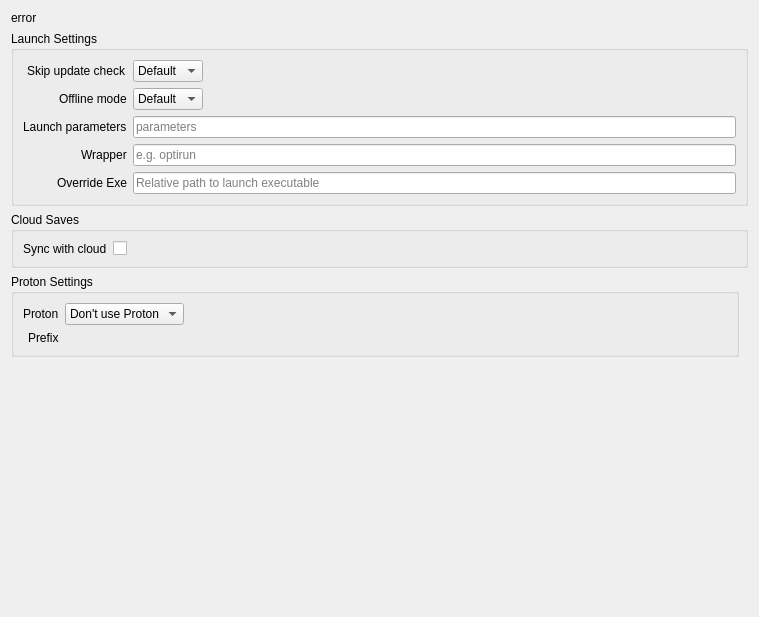
The window that rare/ui/components/tabs/games/game_info/game_settings.ui (RareDevs/Rare) describes before a commit, drawn with Qt 5.
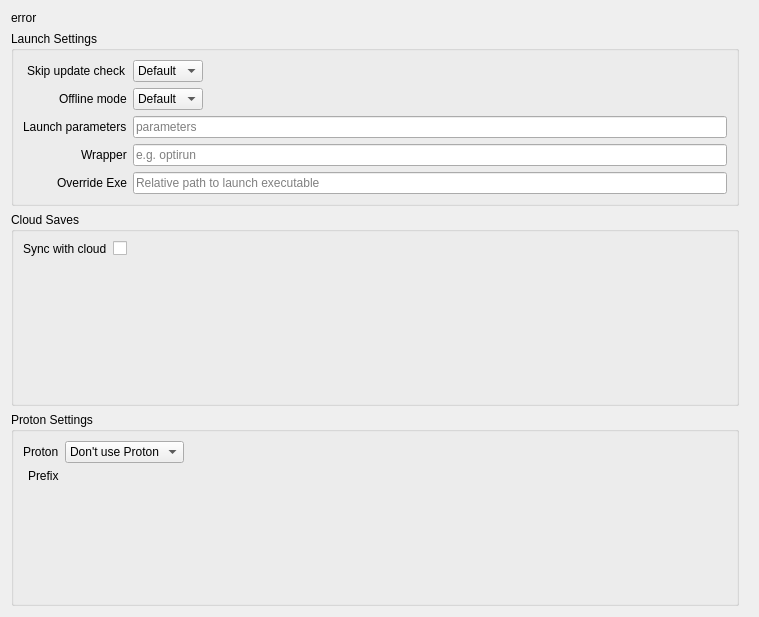
The same window after the commit.

Commit message: GameSettings: Convert to scrollarea (#183)

What changed in the file:
```diff
--- a/rare/ui/components/tabs/games/game_info/game_settings.ui
+++ b/rare/ui/components/tabs/games/game_info/game_settings.ui
@@ -25,7 +25,46 @@
     </widget>
    </item>
    <item>
-    <widget class="QGroupBox" name="launch_settings_groupbox">
+    <widget class="QScrollArea" name="game_settings_scroll">
+     <property name="frameShape">
+      <enum>QFrame::NoFrame</enum>
+     </property>
+     <property name="horizontalScrollBarPolicy">
+      <enum>Qt::ScrollBarAlwaysOff</enum>
+     </property>
+     <property name="sizeAdjustPolicy">
+      <enum>QAbstractScrollArea::AdjustToContents</enum>
+     </property>
+     <property name="widgetResizable">
+      <bool>true</bool>
+     </property>
+     <property name="alignment">
+      <set>Qt::AlignLeading|Qt::AlignLeft|Qt::AlignTop</set>
+     </property>
+     <widget class="QWidget" name="game_settings_contents">
+      <property name="geometry">
+       <rect>
+        <x>0</x>
+        <y>0</y>
+        <width>747</width>
+        <height>585</height>
+       </rect>
+      </property>
+      <layout class="QVBoxLayout" name="game_settings_contents_layout" stretch="0,0,0">
+       <property name="leftMargin">
+        <number>0</number>
+       </property>
+       <property name="topMargin">
+        <number>0</number>
+       </property>
+       <property name="rightMargin">
+        <number>9</number>
+       </property>
+       <property name="bottomMargin">
+        <number>0</number>
+       </property>
+       <item>
+        <widget class="QGroupBox" name="launch_settings_group">
         <property name="sizePolicy">
             <sizepolicy hsizetype="Preferred" vsizetype="Maximum">
                 <horstretch>0</horstretch>
@@ -161,7 +200,7 @@
     </widget>
    </item>
    <item>
-    <widget class="QGroupBox" name="cloud_gb">
+        <widget class="QGroupBox" name="cloud_group">
      <property name="title">
       <string>Cloud Saves</string>
      </property>
@@ -187,29 +226,8 @@
     </widget>
    </item>
    <item>
-    <widget class="QScrollArea" name="linux_settings_scroll">
-     <property name="frameShape">
-      <enum>QFrame::NoFrame</enum>
-     </property>
-     <property name="horizontalScrollBarPolicy">
-      <enum>Qt::ScrollBarAlwaysOff</enum>
-     </property>
-     <property name="sizeAdjustPolicy">
-      <enum>QAbstractScrollArea::AdjustToContents</enum>
-     </property>
-     <property name="widgetResizable">
-      <bool>true</bool>
-     </property>
-     <widget class="QWidget" name="linux_settings_contents">
-      <property name="geometry">
-          <rect>
-              <x>0</x>
-              <y>0</y>
-              <width>741</width>
-              <height>328</height>
-          </rect>
-      </property>
-      <layout class="QVBoxLayout" name="linux_settings_contents_layout">
+        <widget class="QWidget" name="linux_settings_widget" native="true">
+         <layout class="QVBoxLayout" name="linux_settings_layout">
        <property name="leftMargin">
         <number>0</number>
        </property>
@@ -217,13 +235,13 @@
         <number>0</number>
        </property>
        <property name="rightMargin">
-        <number>9</number>
+           <number>0</number>
        </property>
        <property name="bottomMargin">
         <number>0</number>
        </property>
-       <item alignment="Qt::AlignTop">
-        <widget class="QGroupBox" name="proton_groupbox">
+          <item>
+           <widget class="QGroupBox" name="proton_group">
          <property name="title">
           <string>Proton Settings</string>
          </property>
@@ -262,6 +280,9 @@
           </item>
           <item row="2" column="1">
            <layout class="QVBoxLayout" name="proton_prefix_layout"/>
+             </item>
+            </layout>
+           </widget>
           </item>
          </layout>
         </widget>
```
Left out of the diff: 2 changed lines with no effect on the pictures. Lines whose indentation alone changed are shown as unchanged. The commit also changes 2 other files.
